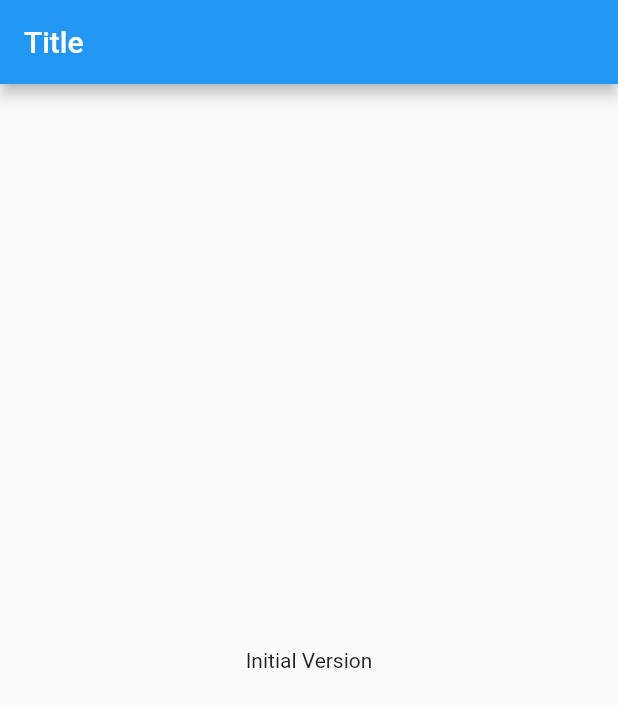
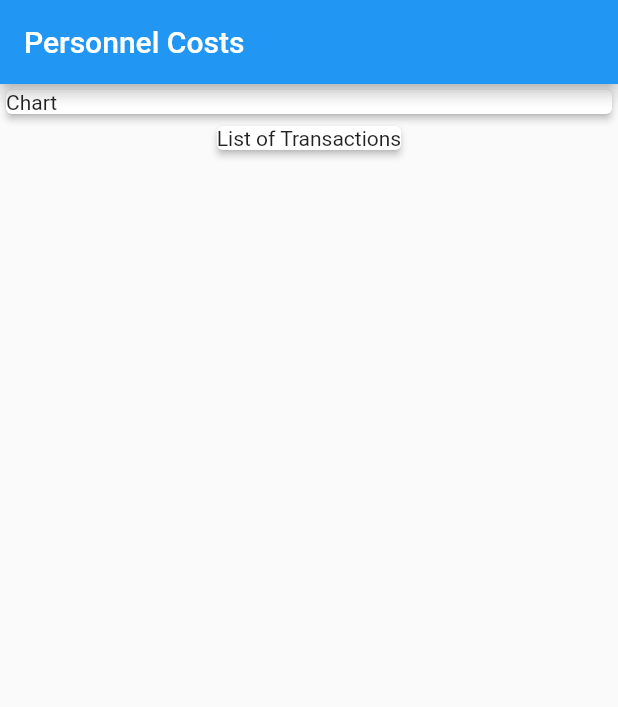
Before and after one commit to Carlxiso/Personnel-Costs, a Flutter app: the screen it shows after launch, on a phone screen of 412 x 824 dp. Shown: the top 707 px of the screen. Run offline on Flutter 3.47's test engine with Material 2 defaults, Android fonts, the phone set to English and light mode, and no system bars.

Commit message:
Components Cards Chart & Transactions

```diff
--- a/lib/main.dart
+++ b/lib/main.dart
@@ -19,11 +19,27 @@ class MyHomePage extends StatelessWidget {
   @override
   Widget build(BuildContext context) {
     return Scaffold(
-        appBar: AppBar(
-          title: Text('Title'),
-        ),
-        body: const Center(
-          child: Text('Initial Version'),
-        ));
+      appBar: AppBar(
+        title: Text('Personnel Costs'),
+      ),
+      // Component Type Column
+      body: Column(
+        //Column receive a set of elements (Example: children  element)
+        children: <Widget>[
+          //Two components type Card
+          Container(
+            width: double.infinity,
+            child: const Card(
+              child: Text('Chart'),
+              elevation: 2,
+            ),
+          ),
+          const Card(
+            child: Text('List of Transactions'),
+            elevation: 2,
+          ),
+        ],
+      ),
+    );
   }
 }
```
